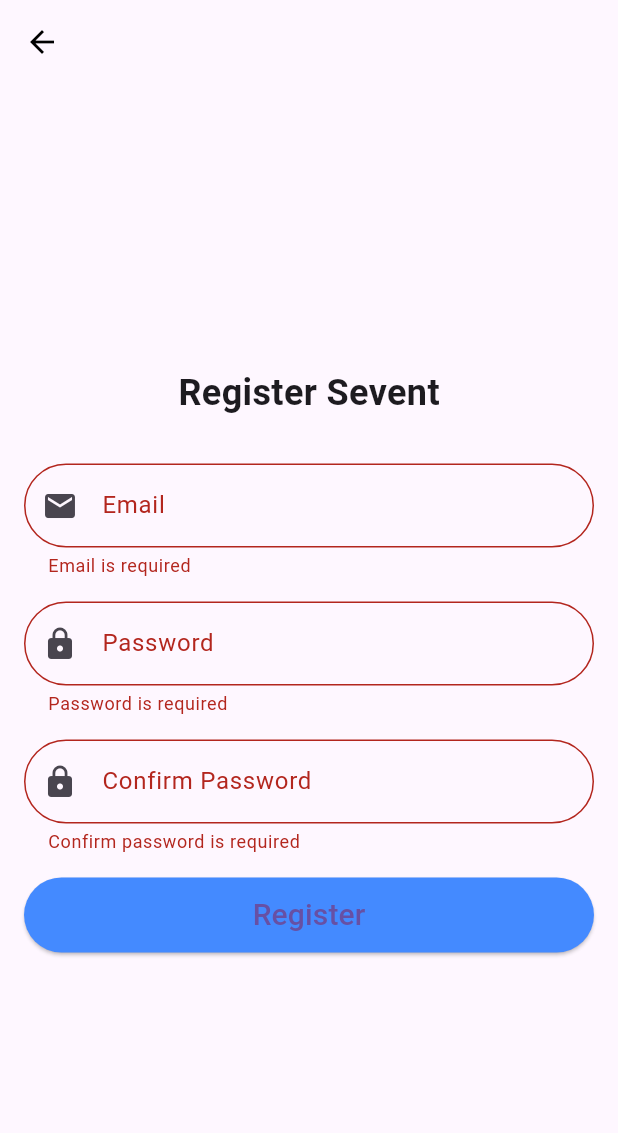
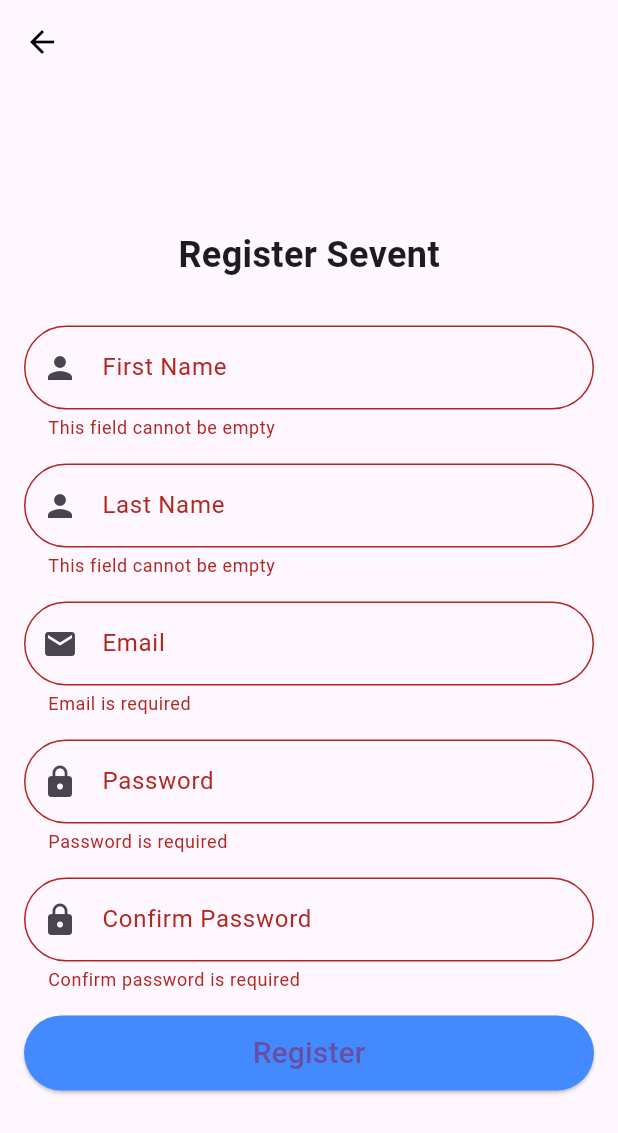
Before and after one commit to kiikxd/ticket-event, a Flutter app: the RegisterScreen screen opened directly, after a tap on "Register", on a phone screen of 412 x 824 dp. Shown: the top 1133 px of the screen. Run offline on Flutter 3.47's test engine with Material 3 defaults, Android fonts, the light colour scheme and no system bars; our stand-ins replace cloud_firestore, firebase_auth, firebase_core; accounts and stored records are empty.

Commit message:
login register kedua

```diff
--- a/lib/screens/login/login.dart
+++ b/lib/screens/login/login.dart
@@ -1,9 +1,9 @@
 import 'package:flutter/material.dart';
-import 'package:pkl_project/services/auth_service.dart';
+import 'package:pkl_project/services/authService.dart';
 import 'package:pkl_project/widgets/rounded_inputfield.dart';
 import 'package:pkl_project/widgets/rounded_button.dart';
 import 'package:pkl_project/screens/register/register.dart';
-import '../welcome/home.dart';
+import 'package:pkl_project/screens/welcome/welcome.dart';
 import 'package:pkl_project/utils/validators.dart';
 
 class LoginScreen extends StatefulWidget {
@@ -28,7 +28,7 @@ class _LoginScreenState extends State<LoginScreen> {
       if (user != null) {
         Navigator.pushReplacement(
           context,
-          MaterialPageRoute(builder: (context) => HomeScreen()),
+          MaterialPageRoute(builder: (context) => WelcomeScreen()),
         );
       } else {
         ScaffoldMessenger.of(context)
--- a/lib/screens/register/register.dart
+++ b/lib/screens/register/register.dart
@@ -1,5 +1,5 @@
 import 'package:flutter/material.dart';
-import 'package:pkl_project/services/auth_service.dart';
+import 'package:pkl_project/services/authService.dart';
 import 'package:pkl_project/widgets/rounded_inputfield.dart';
 import 'package:pkl_project/widgets/rounded_button.dart';
 import 'package:pkl_project/screens/login/login.dart';
@@ -14,6 +14,8 @@ class _RegisterScreenState extends State<RegisterScreen> {
   final TextEditingController emailController = TextEditingController();
   final TextEditingController passwordController = TextEditingController();
   final TextEditingController confirmPasswordController = TextEditingController();
+  final TextEditingController firstNameController = TextEditingController();
+  final TextEditingController lastNameController = TextEditingController();
   final AuthService authService = AuthService();
   final _formKey = GlobalKey<FormState>();
 
@@ -21,9 +23,12 @@ class _RegisterScreenState extends State<RegisterScreen> {
     if (_formKey.currentState!.validate()) {
       String email = emailController.text;
       String password = passwordController.text;
+      String firstName = firstNameController.text;
+      String lastName = lastNameController.text;
 
       try {
-        var user = await authService.registerWithEmailPassword(email, password);
+        var user = await authService.registerWithEmailPassword(
+          email, password,firstName, lastName);
         if (user != null) {
           ScaffoldMessenger.of(context).showSnackBar(
             SnackBar(content: Text("Registration successful!")),
@@ -71,6 +76,20 @@ class _RegisterScreenState extends State<RegisterScreen> {
                 ),
                 SizedBox(height: 30),
                 RoundedTextField(
+                  controller: firstNameController,
+                  label: 'First Name',
+                  icon: Icons.person,
+                  validator: Validators.validateName, // Custom validator for first name
+                ),
+                SizedBox(height: 16),
+                RoundedTextField(
+                  controller: lastNameController,
+                  label: 'Last Name',
+                  icon: Icons.person,
+                  validator: Validators.validateName,
+                ),
+                SizedBox(height: 16),
+                RoundedTextField(
                   controller: emailController,
                   label: 'Email',
                   icon: Icons.email,
--- a/lib/utils/validators.dart
+++ b/lib/utils/validators.dart
@@ -1,4 +1,11 @@
 class Validators {
+  static String? validateName(String? value) {
+    if (value == null || value.isEmpty) {
+      return 'This field cannot be empty';
+    }
+    return null;
+  }
+
   static String? validateEmail(String? value) {
     if (value == null || value.isEmpty) {
       return 'Email is required';
```
Also changed, not shown: lib/screens/welcome/home.dart (deleted, +0 -30 lines), lib/services/authService.dart (renamed from lib/services/auth_service.dart, +16 -1 lines).
